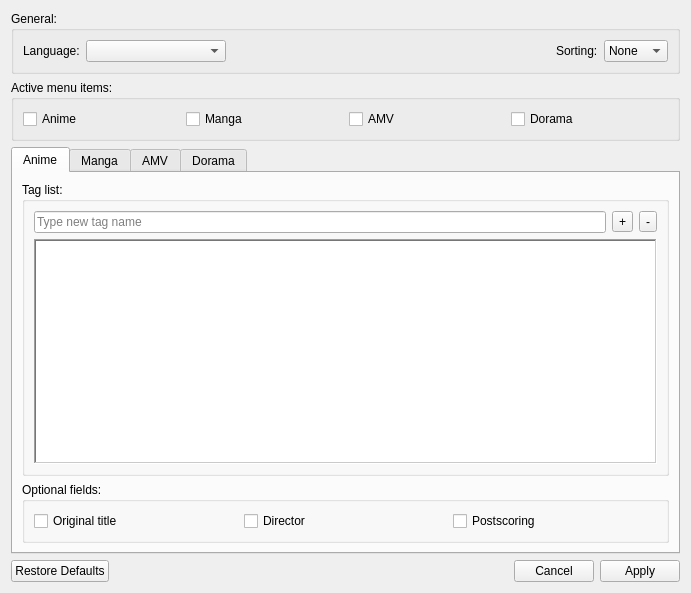
Old version of the form formsettings.ui in the repository LibertaSoft/DatabaseAnime.
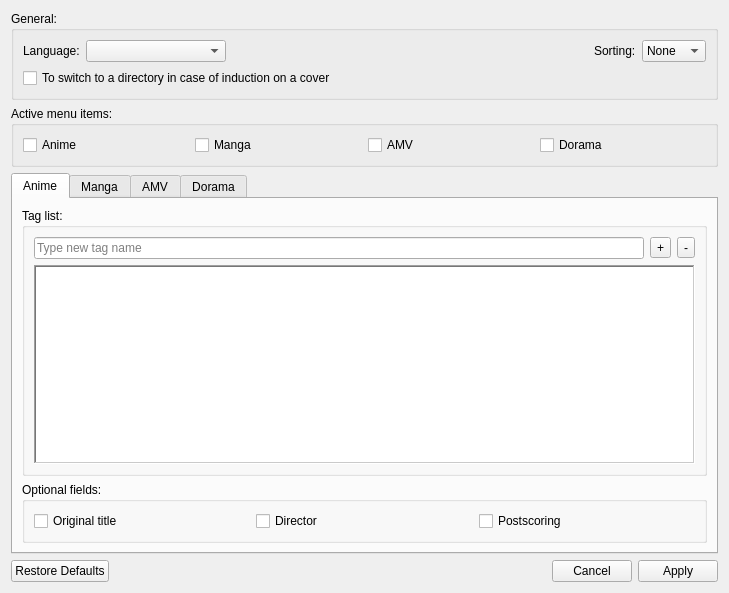
New version of the form. Icons and pictures are not drawn.

```diff
--- a/formsettings.ui
+++ b/formsettings.ui
@@ -9,7 +9,7 @@
    <rect>
     <x>0</x>
     <y>0</y>
-    <width>691</width>
+    <width>729</width>
     <height>593</height>
    </rect>
   </property>
@@ -101,6 +101,20 @@
         </item>
        </layout>
       </item>
+      <item>
+       <layout class="QHBoxLayout" name="horizontalLayout_3">
+        <property name="topMargin">
+         <number>0</number>
+        </property>
+        <item>
+         <widget class="QCheckBox" name="CBox_SwitchToDirOnHoverCover">
+          <property name="text">
+           <string>To switch to a directory in case of induction on a cover</string>
+          </property>
+         </widget>
+        </item>
+       </layout>
+      </item>
      </layout>
     </widget>
    </item>
```
